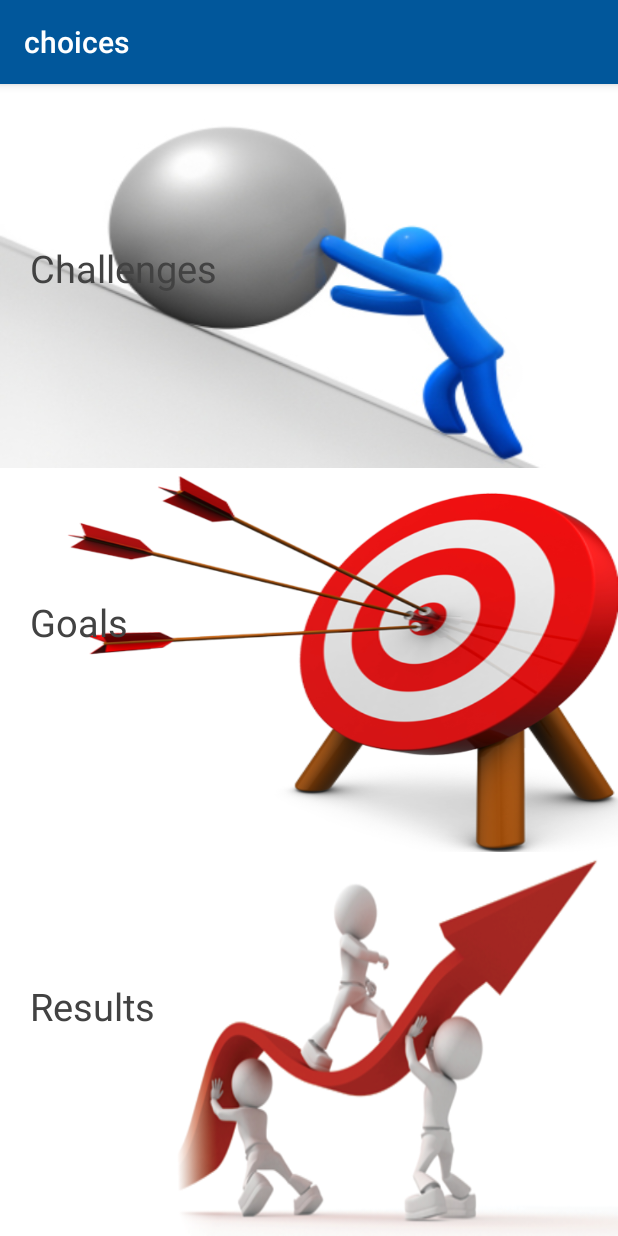
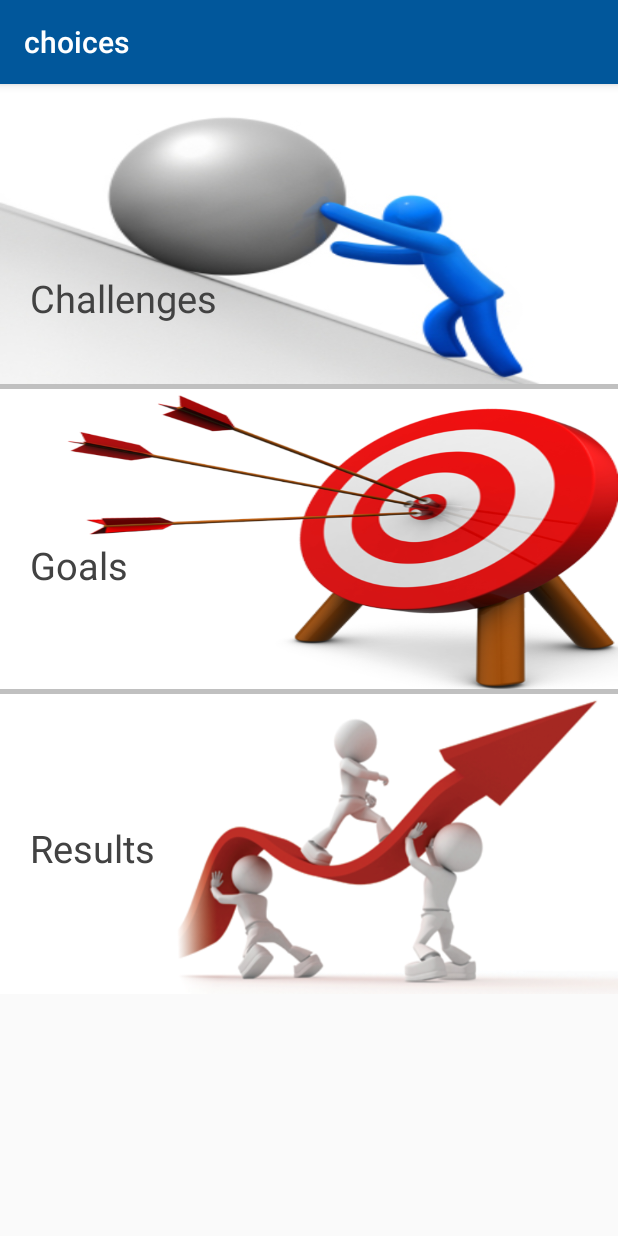
Before and after one commit to keerthivarumbudy/FitnessChallenge-master, an Android app: the Choices screen opened directly, with no data from a screen before it, on a phone screen of 412 x 824 dp. Run offline under Robolectric (Android 15) with nearby library versions, the phone set to English and light mode, and no system bars.

Commit message:
UI tweak

```diff
--- a/app/src/main/res/layout/activity_main.xml
+++ b/app/src/main/res/layout/activity_main.xml
@@ -90,7 +90,13 @@ android:layout_height="match_parent">
         android:layout_height="wrap_content"
         android:id="@+id/display"
         android:padding="20dp"
-        android:text="" />
+        android:text=""
+        android:textSize="20sp"
+        android:layout_marginTop="10dp"
+        android:layout_marginLeft="10dp"
+        android:layout_marginRight="10dp"
+        android:textColor="@color/colorPrimary"
+          />
 
     <Button
         android:layout_width="wrap_content"
--- a/app/src/main/res/layout/choices.xml
+++ b/app/src/main/res/layout/choices.xml
@@ -1,4 +1,9 @@
 <?xml version="1.0" encoding="utf-8"?>
+
+<ScrollView xmlns:android="http://schemas.android.com/apk/res/android"
+    android:layout_width="match_parent"
+    android:layout_height="match_parent">
+
 <LinearLayout xmlns:android="http://schemas.android.com/apk/res/android"
     android:orientation="vertical" android:layout_width="match_parent"
     android:layout_height="match_parent"
@@ -9,9 +14,9 @@
         android:paddingLeft="20dp"
         android:textColor="#424242"
         android:layout_width="match_parent"
-        android:layout_height="50dp"
+        android:layout_height="200dp"
         android:text="Challenges"
-        android:paddingTop="105dp"
+        android:paddingTop="125dp"
 
         android:layout_gravity="center_horizontal"
         android:textSize="25sp"
@@ -21,12 +26,18 @@
         android:background="@drawable/challenge"/>
 
 
+    <View
+        android:layout_width="fill_parent"
+        android:layout_height="3dp"
+        android:background="#c0c0c0"/>
+
+
     <TextView
         android:paddingLeft="20dp"
-        android:paddingTop="85dp"
+        android:paddingTop="100dp"
         android:textColor="#424242"
         android:layout_width="match_parent"
-        android:layout_height="50dp"
+        android:layout_height="200dp"
         android:text="Goals"
 
         android:layout_gravity="center_horizontal"
@@ -36,11 +47,18 @@
         android:id="@+id/goals"
         android:background="@drawable/goals"/>
 
+
+    <View
+        android:layout_width="fill_parent"
+        android:layout_height="3dp"
+        android:background="#c0c0c0"/>
+
+
     <TextView
         android:paddingLeft="20dp"
         android:textColor="#424242"
         android:layout_width="match_parent"
-        android:layout_height="50dp"
+        android:layout_height="200dp"
         android:text="Results"
         android:paddingTop="85dp"
         android:layout_gravity="center_horizontal"
@@ -51,3 +69,4 @@
 
 
 </LinearLayout>
+    </ScrollView>
```
